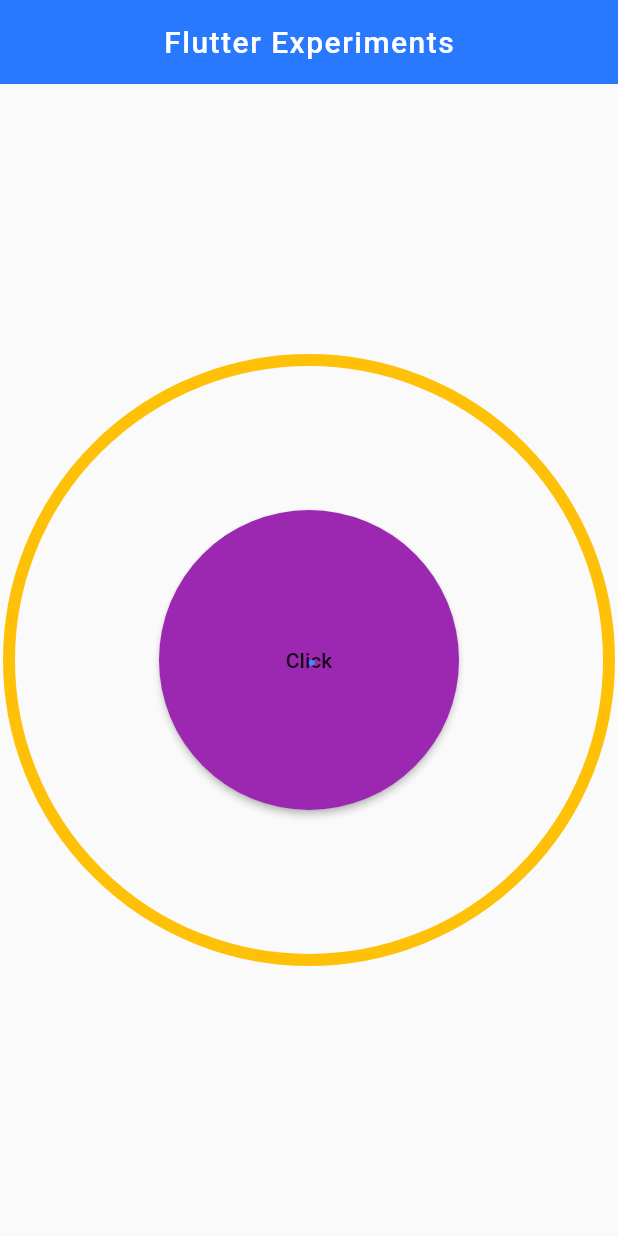
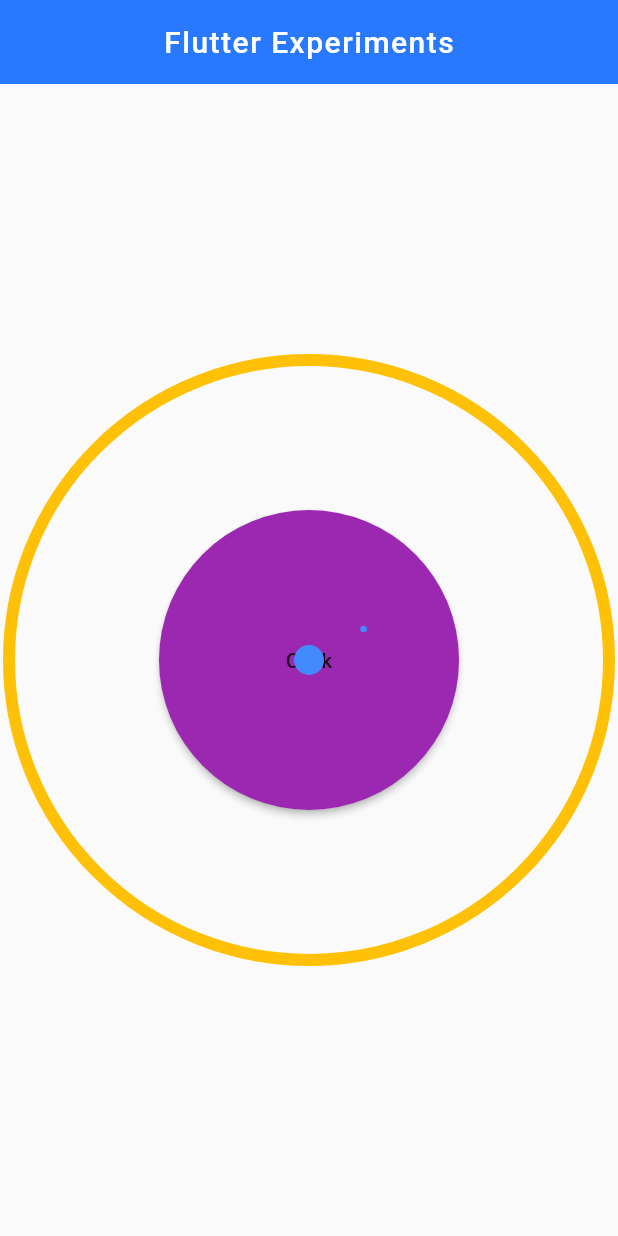
Before and after one commit to jaydaji/nbody, a Flutter app: the screen it shows after launch, after a tap on "Click", on a phone screen of 412 x 824 dp. Run offline on Flutter 3.47's test engine with Material 2 defaults, Android fonts, the phone set to English and light mode, and no system bars; Roboto replaces fonts that are missing (Nunito).

```diff
--- a/lib/main.dart
+++ b/lib/main.dart
@@ -61,7 +61,7 @@ class _HomeContentState extends State<HomeContent>
     with TickerProviderStateMixin
 {
     Animation<double> animation;
-    List<Body> bodys = [Body(200.0, 200.0, 0.0, 0.0, 0.05)];
+    List<Body> bodys = [Body(200.0, 200.0, 0.0, 0.0, 3.0)];
     double percentage = 0.0;
     double newPercentage = 0.0;
     AnimationController controller;
@@ -122,7 +122,7 @@ class _HomeContentState extends State<HomeContent>
             }
         }
         //Then, loop again and update the bodies using timestep dt
-        for (int i = 0; i < bodysLength; i++)
+        for (int i = 1; i < bodysLength; i++)
         {
             bodys[i].update(1e11);
         }
@@ -178,13 +178,13 @@ class _HomeContentState extends State<HomeContent>
 
     double generateRandomNumber()
     {
-        return new Random().nextInt(500).toDouble();
+        return new Random().nextInt(250).toDouble();
     }
 
     void generateNewCircle()
     {
         bodys.add(Body(
-            generateRandomNumber(), generateRandomNumber(), 0.0, 0.0, Random().nextDouble()));
+            generateRandomNumber(), generateRandomNumber(), 0.000000005, -0.0000000005, Random().nextDouble() / 2));
     }
 }
 
@@ -266,16 +266,23 @@ class Body
         this.velocityX = velocityX;
         this.velocityY = velocityY;
         this.mass = mass;
-        this.radius = (
-            (3 * (
-                this.mass / (pi * 4)
-            )) / 3) * 500;
+        if (this.mass != 3.0)
+        {
+            this.radius = (
+                (3 * (
+                    this.mass / (pi * 4)
+                )) / 3) * 500;
+        }
+        else
+        {
+            this.radius = 10.0;
+        }
     }
 
     // update the velocity and position using a timestep dt
     void update(double dt)
     {
-        dt = 1000000000.0;
+        dt = 500000000.0;
         velocityX += dt * forceX / mass;
         velocityY += dt * forceY / mass;
         positionX += dt * velocityX;
```
